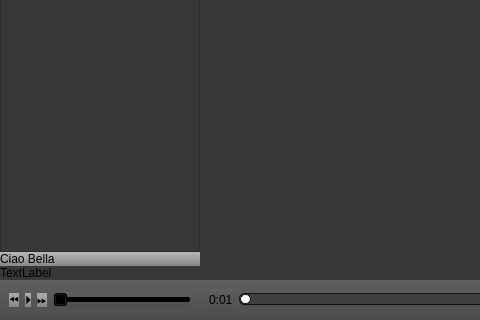
Old version of the form mainwindow.ui in the repository talitintti/Gridlink; both pictures show x 0 to 480 and y 480 to 800 of the 979 by 800 pixel window.
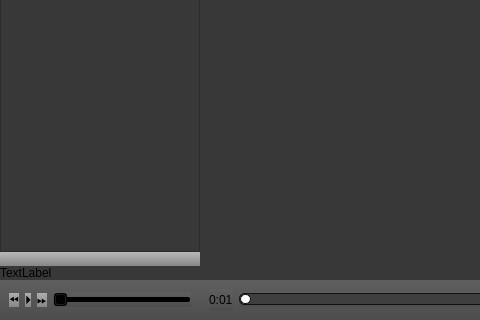
New version of the form.

```diff
--- a/mainwindow.ui
+++ b/mainwindow.ui
@@ -278,7 +278,7 @@
              <string notr="true">background: qlineargradient( x0:0 y0:0, x0:1 y2:1, stop:0 #b8b8b8, stop:1 #878787);</string>
             </property>
             <property name="text">
-             <string>Ciao Bella</string>
+             <string/>
             </property>
            </widget>
           </item>
```
Left out of the diff: 2 changed lines with no effect on the pictures.
